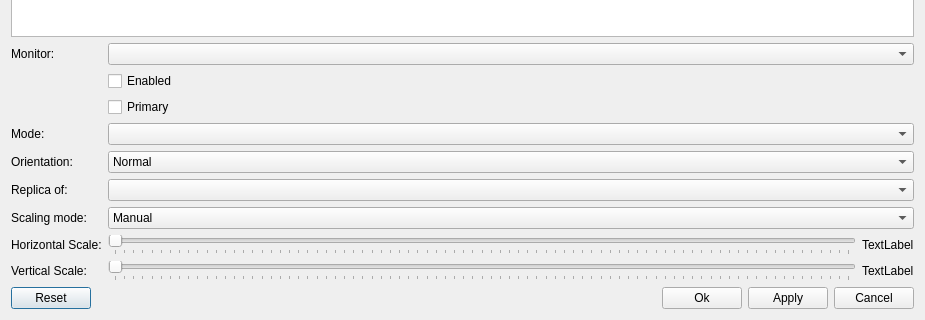
The window that main.ui (ralsina/xrandroll) describes before a commit, drawn with Qt 5; both pictures show x 0 to 925 and y 500 to 820 of the 925 by 820 pixel window.
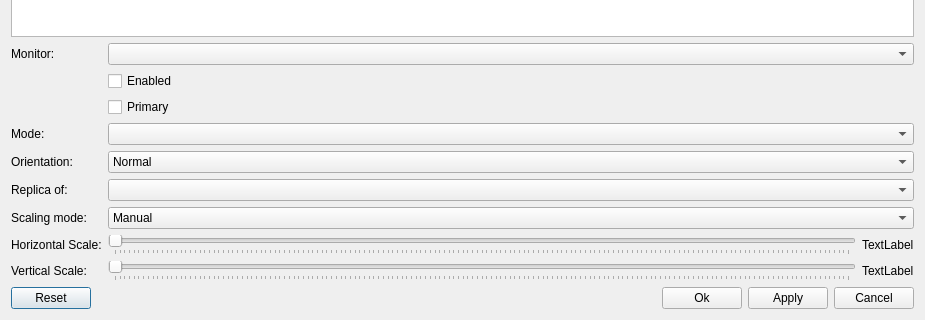
The same window after the commit.

Commit message: Implemented mirroring when matching modes is impossible (and it even seems to work)

Patch:
```diff
--- a/main.ui
+++ b/main.ui
@@ -120,8 +120,11 @@
       <layout class="QHBoxLayout" name="horizontalLayout_3">
        <item>
         <widget class="QSlider" name="horizontalScale">
+         <property name="minimum">
+          <number>100</number>
+         </property>
          <property name="maximum">
-          <number>400</number>
+          <number>4000</number>
          </property>
          <property name="singleStep">
           <number>5</number>
@@ -157,8 +160,11 @@
       <layout class="QHBoxLayout" name="horizontalLayout_2">
        <item>
         <widget class="QSlider" name="verticalScale">
+         <property name="minimum">
+          <number>100</number>
+         </property>
          <property name="maximum">
-          <number>400</number>
+          <number>4000</number>
          </property>
          <property name="singleStep">
           <number>5</number>
```
The commit also changes 1 other file.
